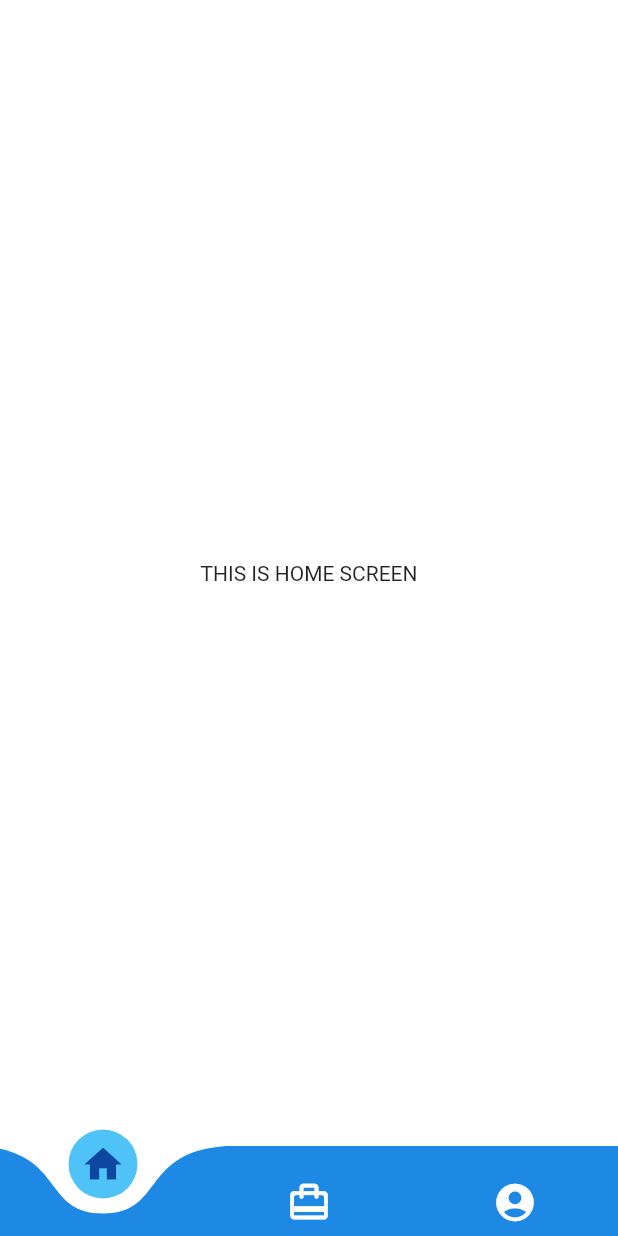
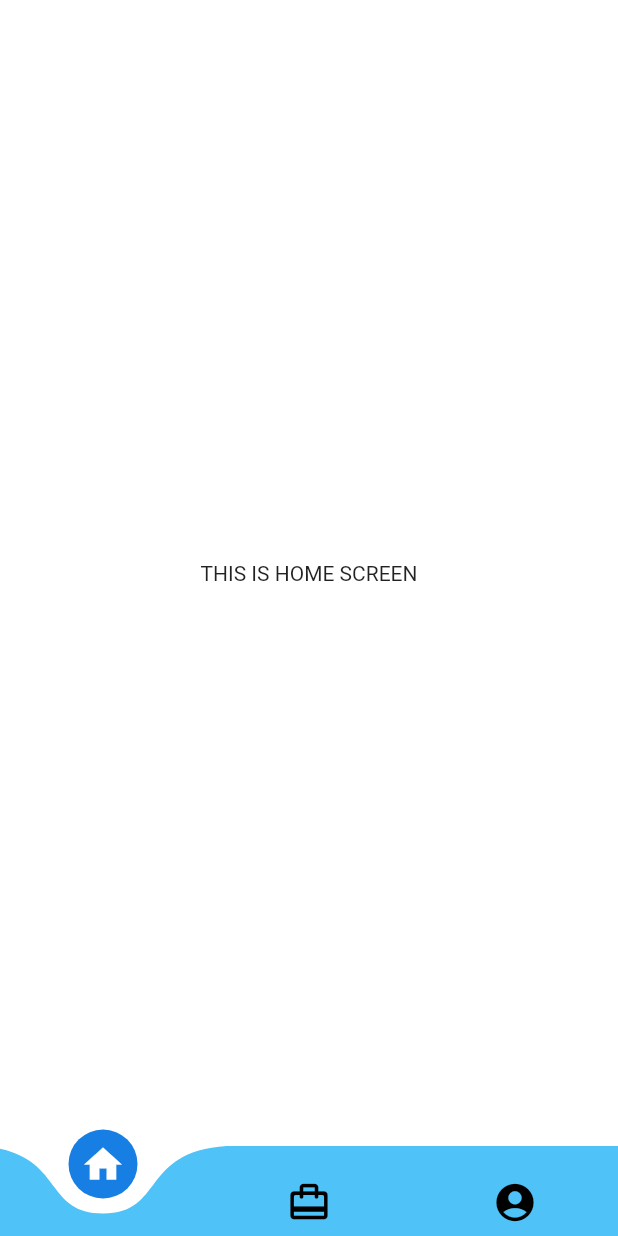
Before and after one commit to MauL08/Travelist, a Flutter app: the screen it shows after launch, on a phone screen of 412 x 824 dp. Run offline on Flutter 3.47's test engine with Material 2 defaults, Android fonts, the light colour scheme and no system bars; drawn by our look-alikes of curved_navigation_bar.

Commit message:
bottom navbar config

```diff
--- a/lib/screens/dashboard.dart
+++ b/lib/screens/dashboard.dart
@@ -25,8 +25,8 @@ class _DashboardState extends State<Dashboard> {
     return Scaffold(
       body: _screens[_navIndex],
       bottomNavigationBar: CurvedNavigationBar(
-        color: Colors.blue.shade600,
-        buttonBackgroundColor: Colors.lightBlue.shade300,
+        color: Colors.lightBlue.shade300,
+        buttonBackgroundColor: Color(0xFF177FE4),
         backgroundColor: Colors.white,
         height: 60,
         index: _navIndex,
@@ -39,17 +39,17 @@ class _DashboardState extends State<Dashboard> {
           Icon(
             Icons.home,
             size: 30.0,
-            color: _navIndex == 0 ? Colors.blue.shade900 : Colors.white,
+            color: _navIndex == 0 ? Colors.white : Colors.black,
           ),
           Icon(
             Icons.wallet_travel_rounded,
             size: 30.0,
-            color: _navIndex == 1 ? Colors.blue.shade900 : Colors.white,
+            color: _navIndex == 1 ? Colors.white : Colors.black,
           ),
           Icon(
             Icons.account_circle_rounded,
             size: 30.0,
-            color: _navIndex == 2 ? Colors.blue.shade900 : Colors.white,
+            color: _navIndex == 2 ? Colors.white : Colors.black,
           ),
         ],
       ),
```
